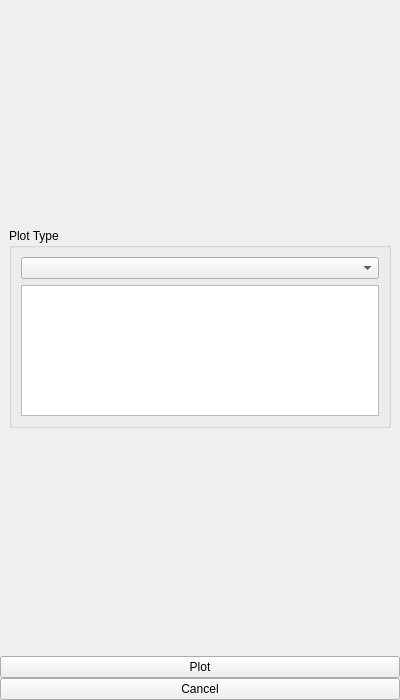
This is mtpy/gui/SmartMT/ui_asset/plot_options.ui in MTgeophysics/mtpy as Qt 5 draws it before an edit. The edited form follows.
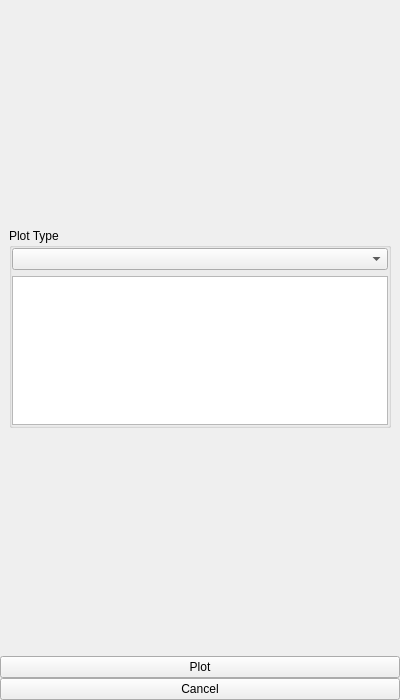
This is the edited form.

The edit to the form file:
```diff
--- a/mtpy/gui/SmartMT/ui_asset/plot_options.ui
+++ b/mtpy/gui/SmartMT/ui_asset/plot_options.ui
@@ -64,7 +64,22 @@
         <property name="title">
          <string>Plot Type</string>
         </property>
+        <property name="flat">
+         <bool>true</bool>
+        </property>
         <layout class="QVBoxLayout" name="verticalLayout_2">
+         <property name="leftMargin">
+          <number>0</number>
+         </property>
+         <property name="topMargin">
+          <number>0</number>
+         </property>
+         <property name="rightMargin">
+          <number>0</number>
+         </property>
+         <property name="bottomMargin">
+          <number>0</number>
+         </property>
          <item>
           <widget class="QComboBox" name="comboBoxSelect_Plot"/>
          </item>
```
